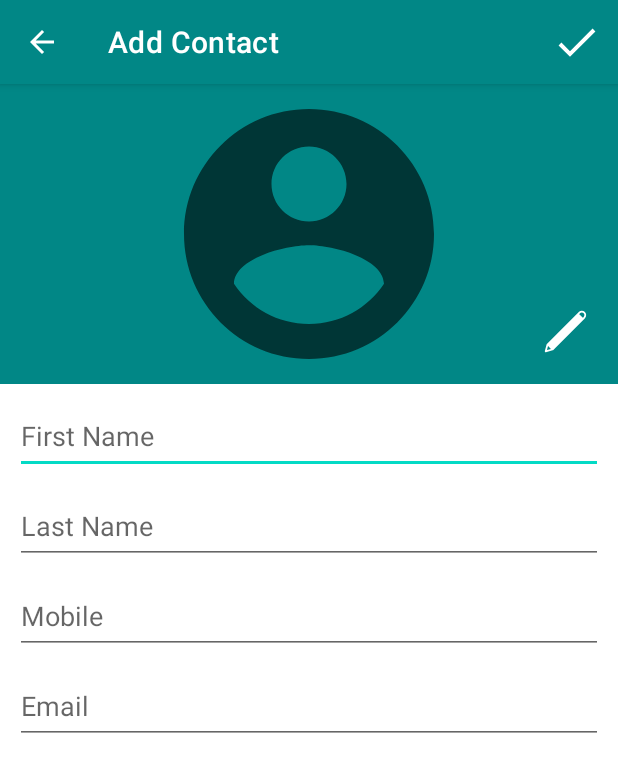
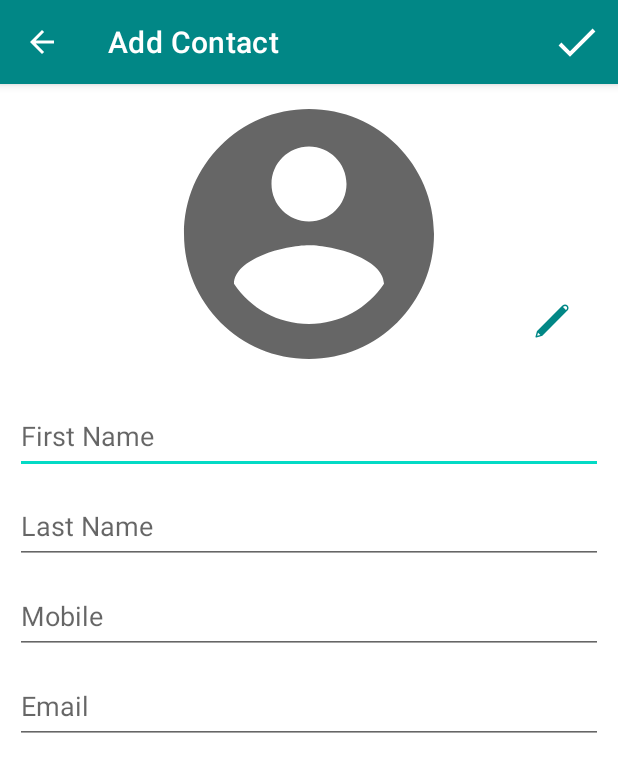
Before and after one commit to ryuzaki02/JAV1001-FinalProject, an Android app: the CreateNewContactActivity screen opened directly, with no data from a screen before it, on a phone screen of 412 x 824 dp. Shown: the top 772 px of the screen. Run offline under Robolectric (Android 15) with nearby library versions, the phone set to English and light mode, and no system bars.

Commit message:
- Added styles to Phone action buttons - Added style to Image View for contact - Created styles file to manage styles - Added styles to theme

```diff
--- a/app/src/main/res/layout/activity_create_new_contact.xml
+++ b/app/src/main/res/layout/activity_create_new_contact.xml
@@ -6,59 +6,57 @@
     android:layout_height="match_parent"
     tools:context=".CreateNewContactActivity">
 
-    <ImageView
+    <View
+        android:layout_width="match_parent"
+        android:layout_height="@dimen/PlaceholderImageHeight"
+        app:layout_constraintTop_toTopOf="parent" />
+
+    <ImageButton
         android:id="@+id/idContactImageView"
         android:layout_width="match_parent"
-        android:layout_height="200dp"
-        android:src="@drawable/ic_account"
-        android:background="@color/teal_700"
+        style="@style/PlaceholderImageViewStyle"
         app:layout_constraintTop_toTopOf="parent"/>
 
     <ImageButton
         android:id="@+id/idEditImageButton"
-        android:layout_width="30dp"
-        android:layout_height="30dp"
-        android:scaleType="fitCenter"
+        android:layout_width="wrap_content"
+        android:layout_height="wrap_content"
         android:layout_margin="20dp"
         android:src="@drawable/ic_edit"
-        android:background="@color/teal_700"
+        style="@style/ContactActionImageButton"
         app:layout_constraintBottom_toBottomOf="@id/idContactImageView"
         app:layout_constraintRight_toRightOf="@id/idContactImageView"/>
 
     <EditText
         android:id="@+id/idEnterFirstNameEditText"
         android:layout_width="match_parent"
-        android:layout_height="50dp"
         android:hint="First Name"
         android:inputType="text"
-        android:layout_margin="10dp"
+        style="@style/ContactInputEditTextStyle"
         app:layout_constraintTop_toBottomOf="@id/idContactImageView"/>
 
     <EditText
         android:id="@+id/idEnterLastNameEditText"
         android:layout_width="match_parent"
-        android:layout_height="50dp"
         android:hint="Last Name"
         android:inputType="text"
-        android:layout_margin="10dp"
+        style="@style/ContactInputEditTextStyle"
         app:layout_constraintTop_toBottomOf="@+id/idEnterFirstNameEditText"/>
 
     <EditText
         android:id="@+id/idEnterPhoneEditText"
         android:layout_width="match_parent"
-        android:layout_height="50dp"
         android:hint="Mobile"
         android:inputType="phone"
-        android:layout_margin="10dp"
+        style="@style/ContactInputEditTextStyle"
         app:layout_constraintTop_toBottomOf="@id/idEnterLastNameEditText"/>
 
     <EditText
         android:id="@+id/idEnterEmailEditText"
         android:layout_width="match_parent"
-        android:layout_height="50dp"
         android:hint="Email"
         android:inputType="textEmailAddress"
-        android:layout_margin="10dp"
+        style="@style/ContactInputEditTextStyle"
         app:layout_constraintTop_toBottomOf="@id/idEnterPhoneEditText"/>
 
 </androidx.constraintlayout.widget.ConstraintLayout>
--- a/app/src/main/res/values-night/themes.xml
+++ b/app/src/main/res/values-night/themes.xml
@@ -12,5 +12,10 @@
         <!-- Status bar color. -->
         <item name="android:statusBarColor" tools:targetApi="l">?attr/colorPrimaryVariant</item>
         <!-- Customize your theme here. -->
+        <item name="android:imageButtonStyle">@style/ContactActionImageButton</item>
+    </style>
+    <style name="ContactActionImageButton" parent="Widget.AppCompat.ImageButton">
+        <item name="android:tint">@color/teal_200</item>
+        <item name="android:backgroundTint">@android:color/transparent</item>
     </style>
 </resources>
--- a/app/src/main/res/values/dimens.xml
+++ b/app/src/main/res/values/dimens.xml
@@ -4,4 +4,7 @@
     <dimen name="ContactInfoTextViewMargin">16sp</dimen>
     <dimen name="ViewContactNameFont">30sp</dimen>
     <dimen name="ViewContactInfoFont">20sp</dimen>
+    <dimen name="PlaceholderImageHeight">200sp</dimen>
+    <dimen name="ContactInputEditTextLayoutMargin">10sp</dimen>
+    <dimen name="ContactInputEditTextHeight">50sp</dimen>
 </resources>
--- a/app/src/main/res/values/styles.xml
+++ b/app/src/main/res/values/styles.xml
@@ -3,4 +3,14 @@
     <style name="ContactInfoText" parent="Widget.AppCompat.TextView">
         <item name="android:layout_height">@dimen/ContactInfoTextViewHeight</item>
     </style>
+    <style name="PlaceholderImageViewStyle" parent="android:Widget.ImageButton">
+        <item name="android:layout_height">@dimen/PlaceholderImageHeight</item>
+        <item name="android:scaleType">fitCenter</item>
+        <item name="android:src">@drawable/ic_account</item>
+        <item name="android:background">@android:color/transparent</item>
+    </style>
+    <style name="ContactInputEditTextStyle" parent="Widget.AppCompat.EditText">
+        <item name="android:layout_height">@dimen/ContactInputEditTextHeight</item>
+        <item name="android:layout_margin">@dimen/ContactInputEditTextLayoutMargin</item>
+    </style>
 </resources>
--- a/app/src/main/res/values/themes.xml
+++ b/app/src/main/res/values/themes.xml
@@ -12,5 +12,10 @@
         <!-- Status bar color. -->
         <item name="android:statusBarColor" tools:targetApi="l">?attr/colorPrimaryVariant</item>
         <!-- Customize your theme here. -->
+        <item name="android:imageButtonStyle">@style/ContactActionImageButton</item>
+    </style>
+    <style name="ContactActionImageButton" parent="Widget.AppCompat.ImageButton">
+        <item name="android:tint">@color/teal_700</item>
+        <item name="android:backgroundTint">@android:color/transparent</item>
     </style>
 </resources>
```
Also changed, not shown: app/src/main/res/layout/activity_view_contact.xml (+10 -7 lines), app/src/main/res/layout/contact_recycler_view_item.xml (+11 -7 lines).
